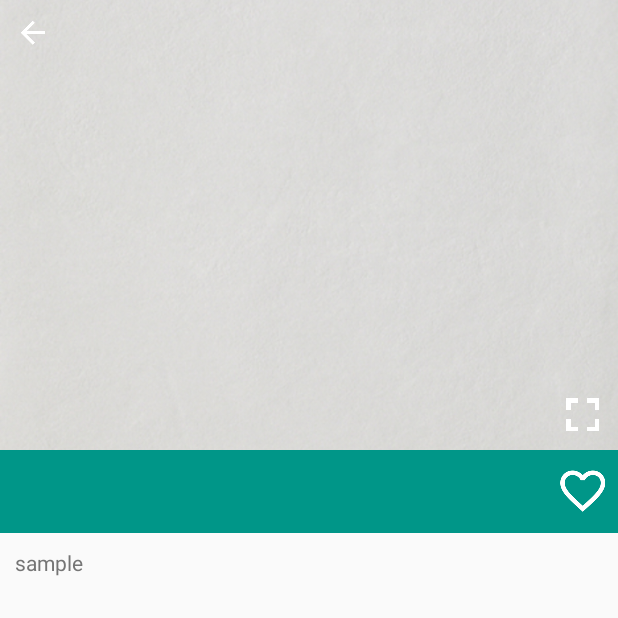
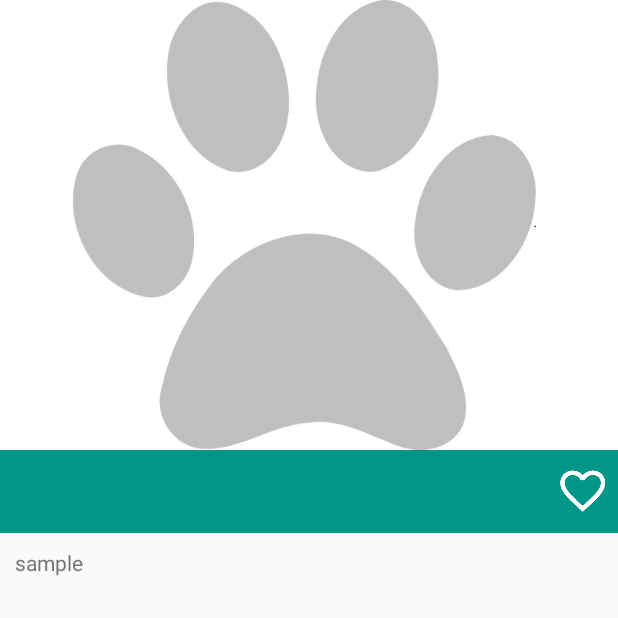
Before and after one commit to ohwittmannone/Just-Paws, an Android app: the DetailCardLayout screen opened directly, with no data from a screen before it, on a phone screen of 412 x 824 dp, the top half of it. Run offline under Robolectric (Android 15) with nearby library versions, the phone set to English and light mode, and no system bars; our stand-ins replace Firebase (no records; nobody signed in at launch, a user with empty details on screens opened directly), Picasso; pictures from the network do not load; 6 statements that could not run were skipped.

Commit message:
UI updates

```diff
--- a/app/src/main/java/com/ohwittmannone/just_paws/MainActivity.java
+++ b/app/src/main/java/com/ohwittmannone/just_paws/MainActivity.java
@@ -20,6 +20,7 @@ import android.view.Menu;
 import android.view.MenuItem;
 import android.view.View;
 import android.widget.LinearLayout;
+import android.widget.Toast;
 
 import com.crashlytics.android.Crashlytics;
 import com.google.firebase.auth.FirebaseAuth;
@@ -273,6 +274,7 @@ public class MainActivity extends BaseCompatActivity
             Cache.getInstance(this).logout();
             setupCollapsibleToolbar("Adoptable Animals", true);
             refreshState();
+            Toast.makeText(MainActivity.this, "Logged out", Toast.LENGTH_SHORT).show();
 
         }else if (id == R.id.adminMgmt){
             Intent intent = new Intent(this, AdminMgmt.class);
--- a/app/src/main/java/com/ohwittmannone/just_paws/adapters/AnimalAdapter.java
+++ b/app/src/main/java/com/ohwittmannone/just_paws/adapters/AnimalAdapter.java
@@ -132,7 +132,11 @@ public class AnimalAdapter extends RecyclerView.Adapter<AnimalAdapter.ViewHolder
             });
         }
         else {
-            Picasso.with(mContext).load(R.drawable.placeholder).into(img);
+            Picasso.with(mContext).load(R.drawable.placeholder).fit().centerInside().into(img);
+            holder.progressBar.setVisibility(View.GONE);
+            holder.petInfo.setVisibility(View.VISIBLE);
+            holder.imgURL.setVisibility(View.VISIBLE);
+            holder.btnFavourite.setVisibility(View.VISIBLE);
         }
 
         FirebaseUser user = FirebaseAuth.getInstance().getCurrentUser();
--- a/app/src/main/res/layout/activity_animal_detailed.xml
+++ b/app/src/main/res/layout/activity_animal_detailed.xml
@@ -1,5 +1,5 @@
 <?xml version="1.0" encoding="utf-8"?>
-<FrameLayout xmlns:android="http://schemas.android.com/apk/res/android"
+<ScrollView xmlns:android="http://schemas.android.com/apk/res/android"
     android:layout_width="match_parent"
     android:layout_height="match_parent"
     android:orientation="vertical">
@@ -94,4 +94,4 @@
             android:padding="5dp"/>
 
     </RelativeLayout>
-</FrameLayout>
+</ScrollView>
--- a/app/src/main/res/layout/activity_fullscreen_animal.xml
+++ b/app/src/main/res/layout/activity_fullscreen_animal.xml
@@ -2,7 +2,7 @@
 <RelativeLayout xmlns:android="http://schemas.android.com/apk/res/android"
     android:orientation="vertical" android:layout_width="match_parent"
     android:layout_height="match_parent"
-    android:background="@color/grey">
+    android:background="@color/black">
 
     <ImageView
         android:id="@+id/btnClose"
--- a/app/src/main/res/layout/main_card_layout.xml
+++ b/app/src/main/res/layout/main_card_layout.xml
@@ -50,7 +50,8 @@
                 android:textColor="#FFFFFF"
                 android:textSize="20sp"
                 android:visibility="gone"
-                android:layout_weight="1"/>
+                android:layout_weight="1"
+                android:maxLines="1"/>
             <ImageView
                 android:id="@+id/deleteBtn"
                 android:layout_width="wrap_content"
```
Also changed, not shown: app/src/main/res/drawable/placeholder.png.
